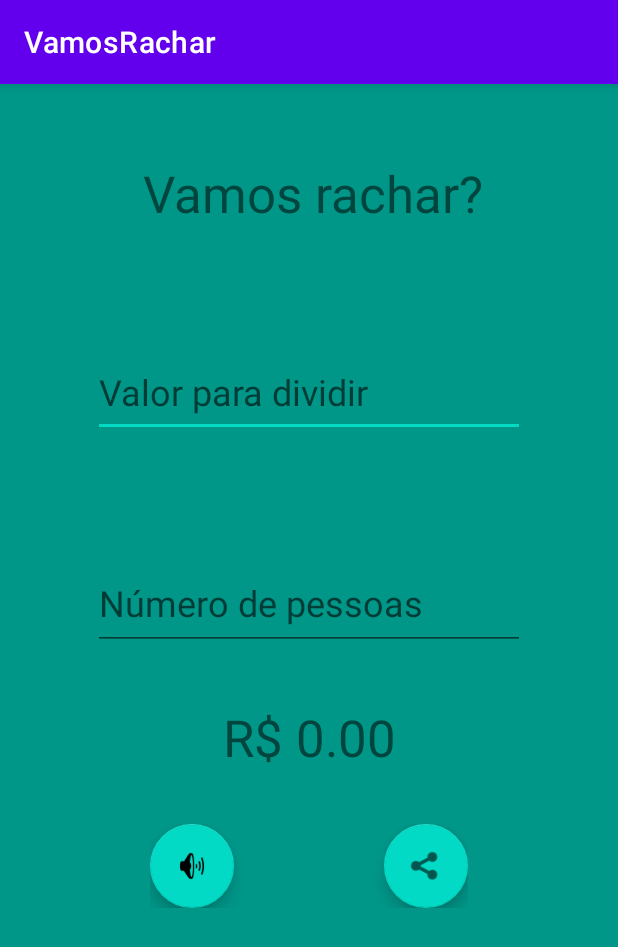
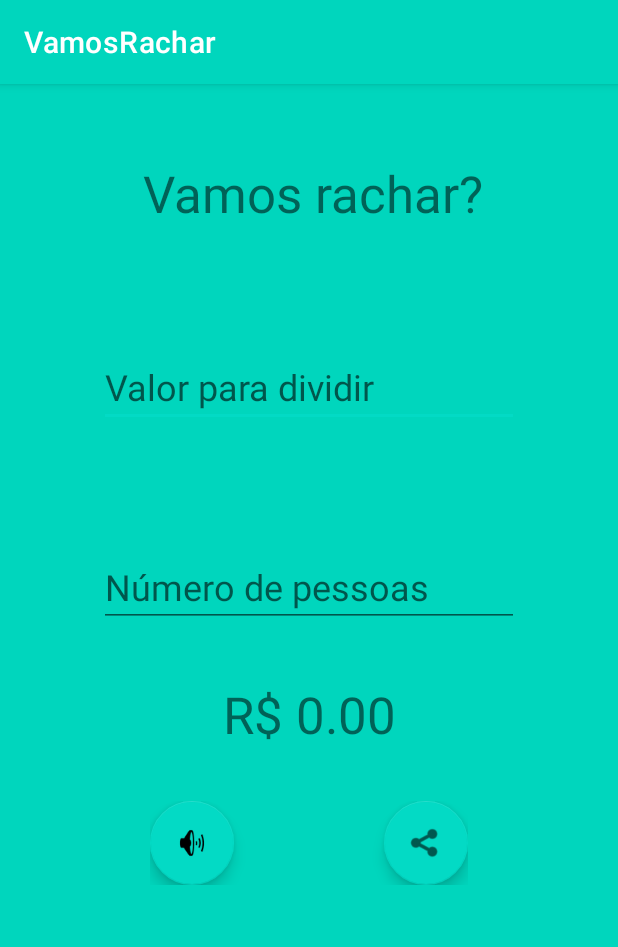
Before and after one commit to paulohgs/VamosRachar, an Android app: the screen it shows after launch (MainActivity), on a phone screen of 412 x 824 dp. Shown: the top 947 px of the screen. Run offline under Robolectric (Android 15) with nearby library versions, the phone set to English and light mode, and no system bars.

Commit message:
refactor: layout xml elements changed

```diff
--- a/app/src/main/res/layout/activity_main.xml
+++ b/app/src/main/res/layout/activity_main.xml
@@ -5,7 +5,6 @@
     android:id="@+id/main_screen"
     android:layout_width="match_parent"
     android:layout_height="match_parent"
-    android:background="#009688"
     tools:context=".MainActivity">
 
     <TextView
@@ -13,7 +12,7 @@
         android:layout_width="wrap_content"
         android:layout_height="wrap_content"
         android:layout_marginTop="35dp"
-        android:text="R$ 0.00"
+        android:text="@string/r_0_00_1"
         android:textSize="34sp"
         app:layout_constraintEnd_toEndOf="@+id/campo_valor2"
         app:layout_constraintStart_toStartOf="@+id/campo_valor2"
@@ -24,7 +23,8 @@
         android:layout_width="wrap_content"
         android:layout_height="wrap_content"
         android:layout_marginTop="50dp"
-        android:text="Vamos rachar?"
+        android:autoSizeTextType="uniform"
+        android:text="@string/vamos_rachar"
         android:textSize="34sp"
         app:layout_constraintEnd_toEndOf="parent"
         app:layout_constraintHorizontal_bias="0.514"
@@ -45,11 +45,15 @@
 
         <EditText
             android:id="@+id/value_to_divide"
-            android:layout_width="288dp"
-            android:layout_height="60dp"
+            android:layout_width="0dp"
+            android:layout_height="wrap_content"
             android:layout_marginTop="20dp"
+            android:layout_weight="1"
+            android:autoSizeMinTextSize="30dp"
+            android:autoSizeTextType="uniform"
+            android:autofillHints="numberDecimal"
             android:ems="10"
-            android:hint="Valor para dividir"
+            android:hint="@string/valor_para_dividir"
             android:inputType="numberDecimal"
             android:textSize="24sp" />
     </LinearLayout>
@@ -66,11 +70,15 @@
 
         <EditText
             android:id="@+id/people_quantity"
-            android:layout_width="288dp"
-            android:layout_height="62dp"
+            android:layout_width="0dp"
+            android:layout_height="wrap_content"
             android:layout_marginTop="20dp"
+            android:layout_weight="1"
+            android:autoSizeMinTextSize="30dp"
+            android:autoSizeTextType="uniform"
+            android:autofillHints="numberDecimal"
             android:ems="10"
-            android:hint="Número de pessoas"
+            android:hint="@string/n_mero_de_pessoas"
             android:inputType="numberDecimal"
             android:textSize="24sp" />
 
@@ -92,7 +100,7 @@
             android:layout_height="wrap_content"
             android:layout_weight="1"
             android:clickable="true"
-            android:contentDescription="Botão para dizer o valor a ser dividido entre todas as pessoas"
+            android:contentDescription="@string/bot_o_para_dizer_o_valor_a_ser_dividido_entre_todas_as_pessoas"
             app:srcCompat="@android:drawable/ic_lock_silent_mode_off" />
 
         <Space
@@ -107,7 +115,7 @@
             android:layout_height="wrap_content"
             android:layout_weight="1"
             android:clickable="true"
-            android:contentDescription="Botão para compartilhar o valor a ser dividido para todos"
+            android:contentDescription="@string/bot_o_para_compartilhar_o_valor_a_ser_dividido_para_todos"
             android:onClick="onShareClick"
             app:srcCompat="@android:drawable/ic_menu_share" />
     </LinearLayout>
--- a/app/src/main/res/values-night/themes.xml
+++ b/app/src/main/res/values-night/themes.xml
@@ -12,5 +12,6 @@
         <!-- Status bar color. -->
         <item name="android:statusBarColor">?attr/colorPrimaryVariant</item>
         <!-- Customize your theme here. -->
+        <item name="android:background">@color/backgroundColorDark</item>
     </style>
 </resources>
--- a/app/src/main/res/values/colors.xml
+++ b/app/src/main/res/values/colors.xml
@@ -7,4 +7,6 @@
     <color name="teal_700">#FF018786</color>
     <color name="black">#FF000000</color>
     <color name="white">#FFFFFFFF</color>
+    <color name="backgroundColorDark">#002E29</color>
+    <color name="backgroundColorLight">#00D6BD</color>
 </resources>
--- a/app/src/main/res/values/strings.xml
+++ b/app/src/main/res/values/strings.xml
@@ -5,4 +5,10 @@
     <string name="bot_o_para_reproduzir_pelo_tts_o_valor_a_ser_dividido_para_todos">Botão para reproduzir pelo tts o valor a ser dividido para todos</string>
     <string name="quantidade_de_pessoas">Quantidade de pessoas</string>
     <string name="valor_a_ser_dividido">Valor a ser dividido</string>
+    <string name="r_0_00_1">R$ 0.00</string>
+    <string name="vamos_rachar">Vamos rachar?</string>
+    <string name="valor_para_dividir">Valor para dividir</string>
+    <string name="n_mero_de_pessoas">Número de pessoas</string>
+    <string name="bot_o_para_dizer_o_valor_a_ser_dividido_entre_todas_as_pessoas">Escutar valor total</string>
+    <string name="bot_o_para_compartilhar_o_valor_a_ser_dividido_para_todos">Compartilhar valor total</string>
 </resources>
--- a/app/src/main/res/values/themes.xml
+++ b/app/src/main/res/values/themes.xml
@@ -12,5 +12,6 @@
         <!-- Status bar color. -->
         <item name="android:statusBarColor">?attr/colorPrimaryVariant</item>
         <!-- Customize your theme here. -->
+        <item name="android:background">@color/backgroundColorLight</item>
     </style>
 </resources>
```
